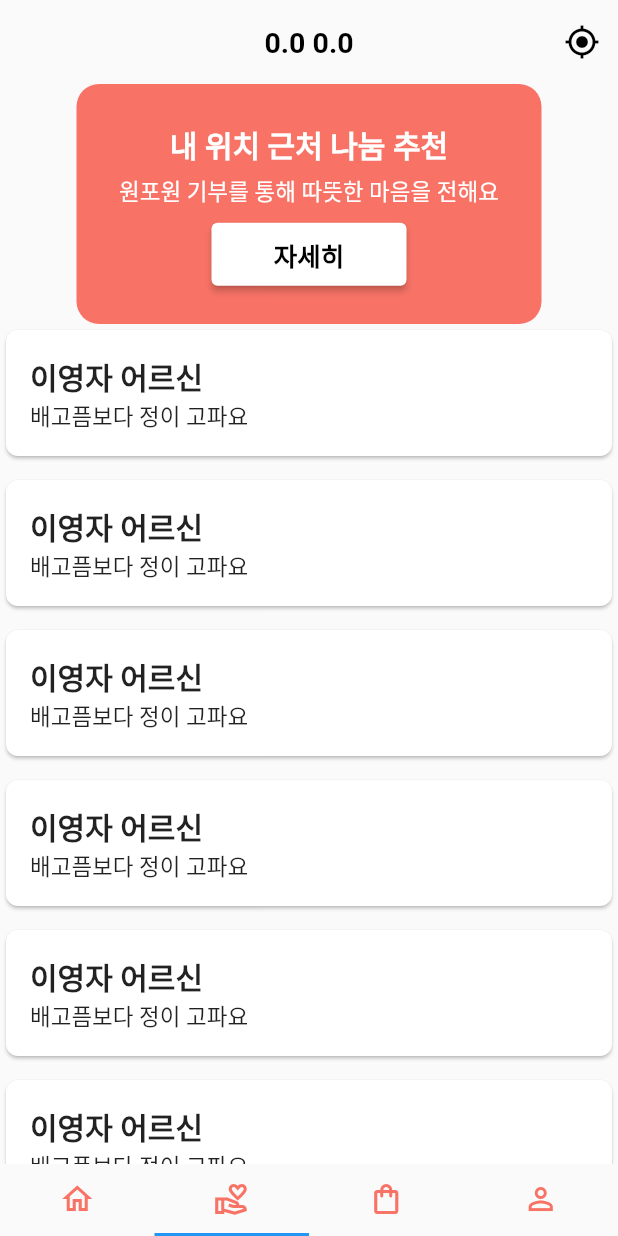
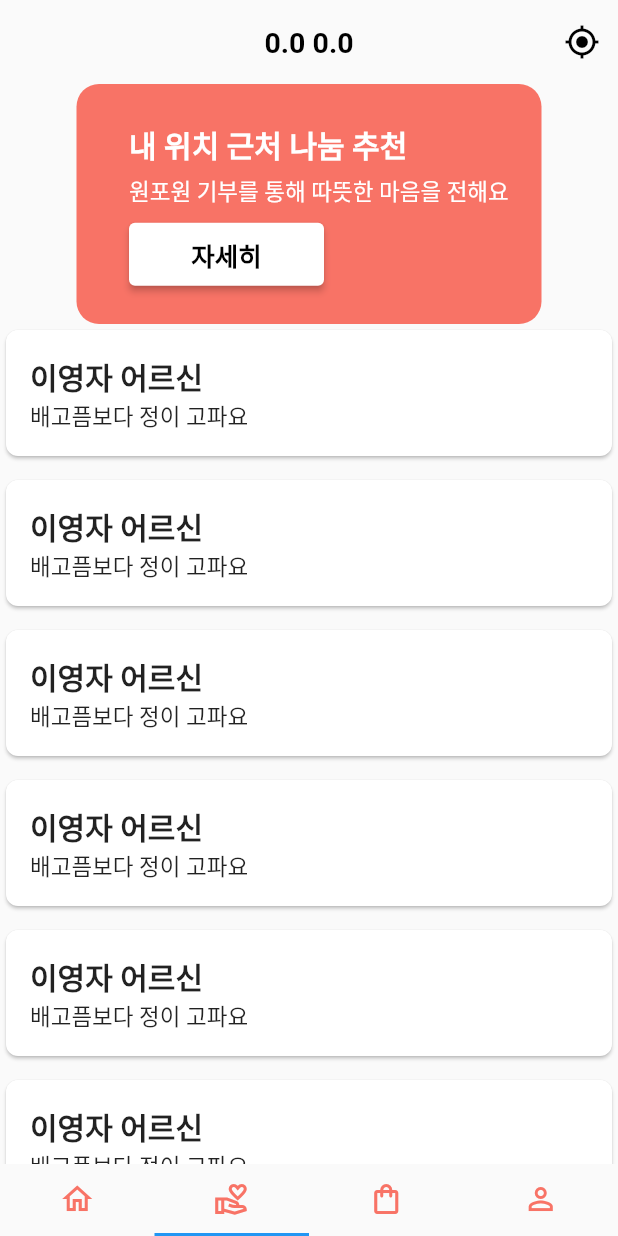
Before and after one commit to M1nseoPark/FlowerSunset, a Flutter app: the screen it shows after launch, item 2 of the bottom bar chosen, on a phone screen of 412 x 824 dp. Run offline on Flutter 3.47's test engine with Material 2 defaults, Android fonts, the phone set to English and light mode, and no system bars; our stand-ins replace firebase_core, firebase_database, location; accounts and stored records are empty; generated files the repository leaves out were written again.

Commit message:
Make Donate List Page 2

```diff
--- a/lib/donateList.dart
+++ b/lib/donateList.dart
@@ -78,7 +78,10 @@ class _DonateList extends State<DonateList> {
                         color: Color(0xffF87366),
                         borderRadius: BorderRadius.circular(15)
                     ),
+                    child: Padding(
+                      padding: EdgeInsets.fromLTRB(35, 0, 0, 0),
                       child: Column(
+                        crossAxisAlignment: CrossAxisAlignment.start,
                         mainAxisAlignment: MainAxisAlignment.center,
                         children: <Widget>[
                           Text(
@@ -101,6 +104,7 @@ class _DonateList extends State<DonateList> {
                               onPressed: (){},
                             ),)
                         ],
+                      ),
                     )
                 ),
                 Expanded(child: _createSeniorList(),)
```
Lines whose indentation alone changed are shown as unchanged.
